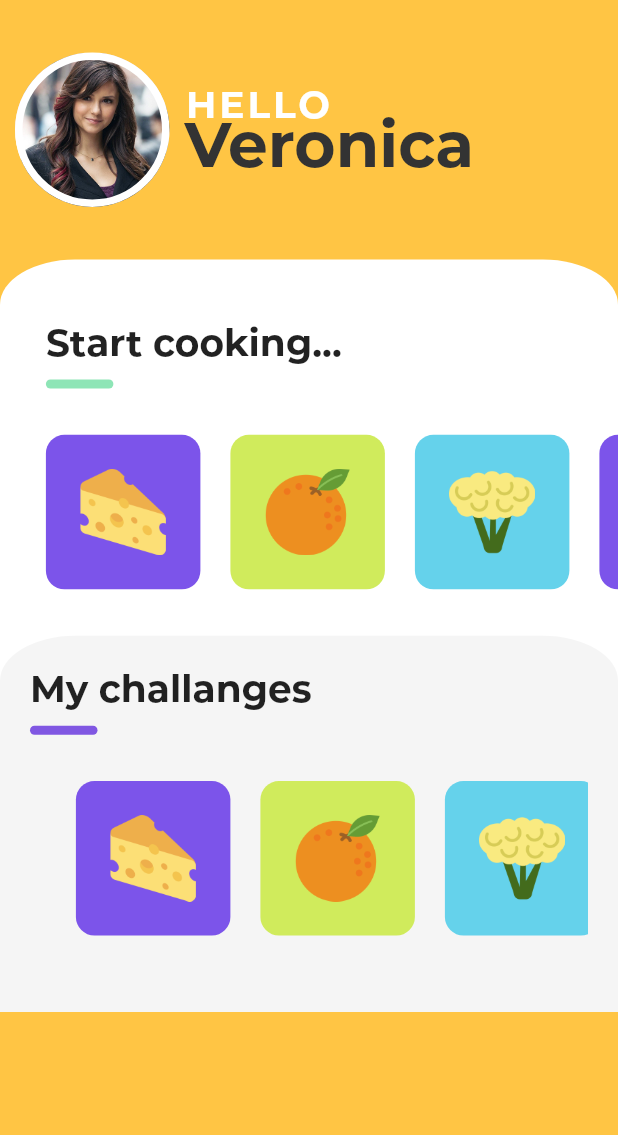
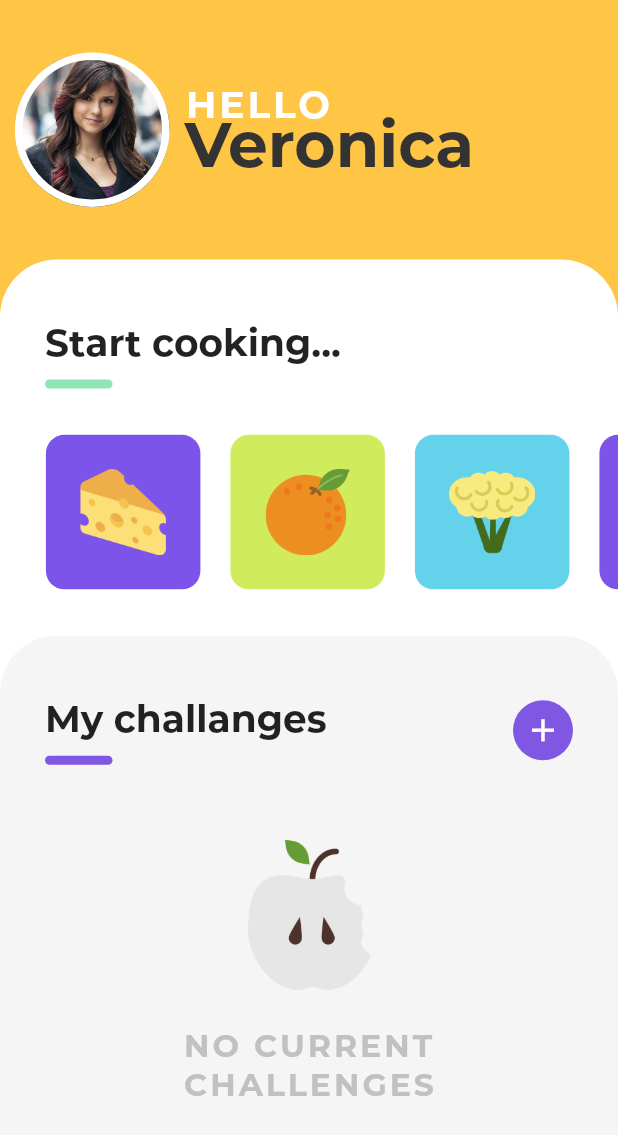
Before and after one commit to PabiGamito/cookoff, a Flutter app: the screen it shows after launch, on a phone screen of 412 x 824 dp. Shown: the top 1135 px of the screen. Run offline on Flutter 3.47's test engine with Material 2 defaults, Android fonts, the phone set to English and light mode, and no system bars.

Commit message:
Implement the home page's challenge section as stateless widget

```diff
--- a/app/lib/screens/home.dart
+++ b/app/lib/screens/home.dart
@@ -1,48 +1,42 @@
+import 'package:cookoff/widgets/challanges_section.dart';
 import 'package:cookoff/widgets/featured_section.dart';
 import 'package:cookoff/widgets/home_header.dart';
-import 'package:cookoff/widgets/section_title.dart';
-import 'package:cookoff/widgets/tile_carousel.dart';
 import 'package:flutter/material.dart';
 
 class HomeScreen extends StatelessWidget {
   @override
-  Widget build(BuildContext context) {
-    const double sectionOverlayHeight = 100;
-    return Container(
+  Widget build(BuildContext context) => Container(
       color: Color(0xFFFFC544),
-        child:
-            Column(crossAxisAlignment: CrossAxisAlignment.stretch, children: [
+      child: Column(crossAxisAlignment: CrossAxisAlignment.stretch, children: [
         Container(
           padding: EdgeInsets.only(top: 25, bottom: 25),
           child: HomeHeader('Veronica', 3, 'assets/veronica.png'),
         ),
-          Container(
-            padding: EdgeInsets.only(bottom: sectionOverlayHeight),
+        Expanded(
+          child: Container(
+            padding: EdgeInsets.only(top: 40),
             decoration: new BoxDecoration(
               color: Colors.white,
               borderRadius: BorderRadius.only(
-                  topLeft: Radius.elliptical(50, 30),
-                  topRight: Radius.elliptical(50, 30)),
+                  topLeft: Radius.circular(38), topRight: Radius.circular(38)),
             ),
-            child: FeaturedSection('Start cooking...', Color(0xFF8EE5B6)),
-          ),
-          Container(
-            transform: Matrix4.translationValues(0, -sectionOverlayHeight, 0),
-            padding: EdgeInsets.all(20),
+            child: Column(children: [
+              FeaturedSection('Start cooking...', Color(0xFF8EE5B6)),
+              Expanded(
+                child: Container(
+                  padding: EdgeInsets.only(top: 40),
                   decoration: new BoxDecoration(
                     color: Color(0xFFF5F5F5),
                     borderRadius: BorderRadius.only(
-                  topLeft: Radius.elliptical(50, 30),
-                  topRight: Radius.elliptical(50, 30)),
+                      topLeft: Radius.circular(38),
+                      topRight: Radius.circular(38),
                     ),
-            child: Column(
-              crossAxisAlignment: CrossAxisAlignment.start,
-              children: <Widget>[
-                SectionTitle('My challanges', Color(0xFF8057E2)),
-                TileCarousel(),
-              ],
+                  ),
+                  child: ChallengesSection(),
+                ),
+              ),
+            ]),
           ),
         ),
       ]));
 }
-}
--- /dev/null
+++ b/app/lib/widgets/challanges_section.dart
@@ -0,0 +1,85 @@
+import 'package:cookoff/widgets/section_title.dart';
+import 'package:flutter/material.dart';
+import 'package:flutter/widgets.dart';
+
+class ChallengesSection extends StatelessWidget {
+  @override
+  Widget build(BuildContext context) => Column(
+        crossAxisAlignment: CrossAxisAlignment.start,
+        children: <Widget>[
+          Container(
+            padding: EdgeInsets.only(left: 30, right: 30),
+            child: Row(
+              mainAxisAlignment: MainAxisAlignment.spaceBetween,
+              children: [
+                SectionTitle('My challanges', Color(0xFF8057E2)),
+                CircleAddButton(),
+              ],
+            ),
+          ),
+          Container(
+            padding: EdgeInsets.only(top: 50),
+            child: NoChallenges(),
+          ),
+        ],
+      );
+}
+
+class ChallengesList extends StatelessWidget {
+  @override
+  Widget build(BuildContext context) => ListView(
+        children: <Widget>[],
+      );
+}
+
+class CircleAddButton extends StatelessWidget {
+  @override
+  Widget build(BuildContext context) => Container(
+        width: 40,
+        height: 40,
+        decoration: BoxDecoration(
+          color: Color(0xFF8057E2),
+          borderRadius: BorderRadius.circular(40),
+        ),
+        child: Container(
+            child: Icon(
+          Icons.add,
+          color: Colors.white,
+          size: 25.0,
+        )),
+      );
+}
+
+class NoChallenges extends StatelessWidget {
+  @override
+  Widget build(BuildContext context) => Center(
+        child: Column(
+          children: <Widget>[
+            Container(
+              width: 100,
+              height: 100,
+              decoration: new BoxDecoration(
+                image: new DecorationImage(
+                  image: new AssetImage(
+                    'assets/apple.png',
+                  ),
+                  fit: BoxFit.cover,
+                ),
+              ),
+            ),
+            Container(
+              padding: EdgeInsets.only(top: 25),
+              child: Text(
+                'NO CURRENT\nCHALLENGES',
+                style: TextStyle(
+                    fontSize: 21,
+                    fontFamily: 'Montserrat',
+                    color: Color(0xFFC1C1C1),
+                    letterSpacing: 2.0),
+                textAlign: TextAlign.left,
+              ),
+            ),
+          ],
+        ),
+      );
+}
--- a/app/lib/widgets/featured_section.dart
+++ b/app/lib/widgets/featured_section.dart
@@ -1,7 +1,6 @@
-import 'package:flutter/widgets.dart';
-
 import 'package:cookoff/widgets/section_title.dart';
 import 'package:cookoff/widgets/tile_carousel.dart';
+import 'package:flutter/widgets.dart';
 
 class FeaturedSection extends StatelessWidget {
   final String _title;
@@ -16,10 +15,7 @@ class FeaturedSection extends StatelessWidget {
         crossAxisAlignment: CrossAxisAlignment.start,
         children: <Widget>[
           Container(
-            padding: EdgeInsets.only(
-                top: 40,
-                left: MediaQuery.of(context).size.width * 0.05 + 10,
-                right: MediaQuery.of(context).size.width * 0.05),
+            padding: EdgeInsets.only(left: 30, right: 30),
             child: SectionTitle(_title, _titleUnderlineColor),
           ),
           TileCarousel(),
```
Also changed, not shown: app/assets/apple.png (added). Lines whose indentation alone changed are shown as unchanged.
